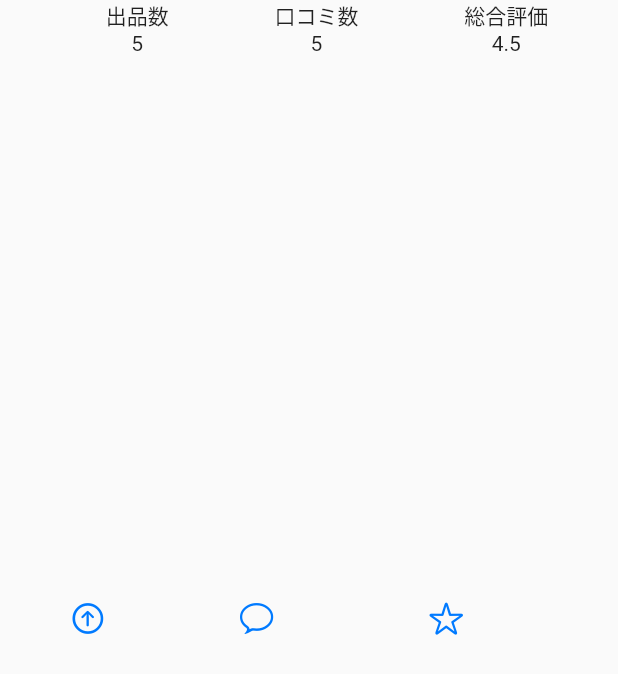
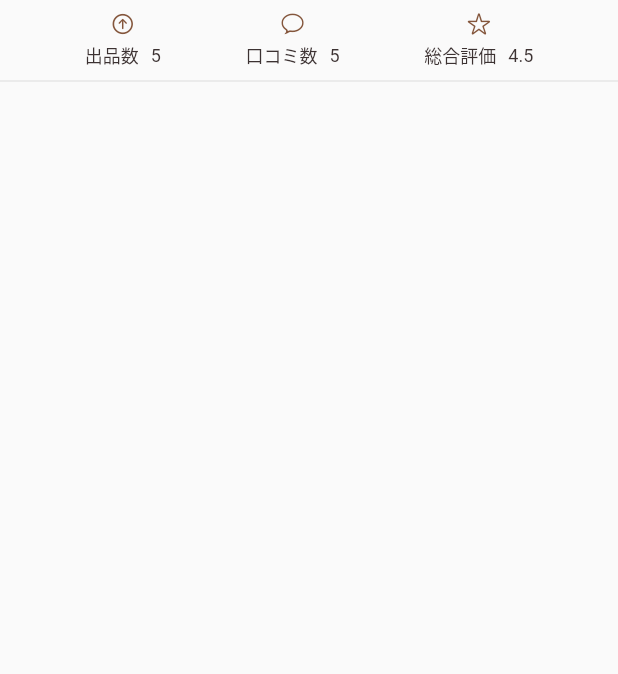
Before and after one commit to ikorn/kari-flutter, a Flutter app: the UserStat widget shown alone on an empty page, opened directly, on a phone screen of 412 x 824 dp. Shown: the top 674 px of the screen. Run offline on Flutter 3.47's test engine with Material 2 defaults, Android fonts, the phone set to English and light mode, and no system bars; our stand-ins replace carousel_slider; network calls fail.

Commit message:
feat: mix layout list view

```diff
--- a/lib/components/user_stat.dart
+++ b/lib/components/user_stat.dart
@@ -1,49 +1,49 @@
 import 'package:flutter/cupertino.dart';
+import 'package:flutter/material.dart';
+import 'package:karikore/styles/text_styles.dart';
 
 class UserStat extends StatelessWidget {
-
   @override
   Widget build(BuildContext context) {
-    return Row(
+    return Container(
+        padding: EdgeInsets.symmetric(vertical: 8),
+        child: Column(children: [
+          Row(
             mainAxisAlignment: MainAxisAlignment.spaceEvenly,
             children: [
               _UserStatItem(
                   title: "出品数",
                   value: "5",
-            icon: Icon(CupertinoIcons.arrow_up_circle)),
+                  icon: CupertinoIcons.arrow_up_circle),
               _UserStatItem(
-            title: "口コミ数",
-            value: "5",
-            icon: Icon(CupertinoIcons.chat_bubble)),
+                  title: "口コミ数", value: "5", icon: CupertinoIcons.chat_bubble),
               _UserStatItem(
-            title: "総合評価",
-            value: "4.5",
-            icon: Icon(CupertinoIcons.star)),
+                  title: "総合評価", value: "4.5", icon: CupertinoIcons.star),
             ],
-    );
+          ),
+          Divider(),
+        ]));
   }
 }
 
 class _UserStatItem extends StatelessWidget {
-
   final String title;
   final String value;
-  final Icon icon;
+  final IconData icon;
 
   _UserStatItem({required this.title, required this.value, required this.icon});
 
   @override
   Widget build(BuildContext context) {
-    return Row(
-      mainAxisAlignment: MainAxisAlignment.center,
+    return Column(
       children: [
-        this.icon,
-        Column(
-          children: [
-            Text(title),
-            Text(value),
-          ],
-        )
+        Icon(this.icon, size: 16),
+        SizedBox(height: 4),
+        Row(children: [
+          Text(title, style: TextStyles.caption),
+          SizedBox(width: 8),
+          Text(value, style: TextStyles.caption),
+        ]),
       ],
     );
   }
--- a/lib/main.dart
+++ b/lib/main.dart
@@ -1,4 +1,5 @@
 import 'package:flutter/cupertino.dart';
+import 'package:karikore/styles/colors.dart';
 import 'package:karikore/views/login.dart';
 
 void main() {
@@ -11,7 +12,7 @@ class MyApp extends StatelessWidget {
     return CupertinoApp(
       title: 'Flutter Demo',
       theme: CupertinoThemeData(
-        primaryColor: CupertinoColors.activeBlue,
+        primaryColor: KColors.earth,
       ),
       home: LoginView(title: 'Karikore'),
     );
--- /dev/null
+++ b/lib/styles/colors.dart
@@ -0,0 +1,14 @@
+import 'dart:ui';
+
+class KColors {
+  static const Color background = Color(0x00000000);
+
+  static const Color link = Color(0xFF610000);
+  static const Color title = Color(0xFF111B4D);
+  static const Color body = Color(0xFF3C3232);
+
+  static const Color mintLight = Color(0xFFD6F8E8);
+  static const Color mint = Color(0xFFABF0D1);
+  static const Color earthLight = Color(0xFFCD9866);
+  static const Color earth = Color(0xFF84563C);
+}
--- /dev/null
+++ b/lib/styles/text_styles.dart
@@ -0,0 +1,14 @@
+import 'dart:ui';
+
+import 'package:flutter/cupertino.dart';
+
+import 'colors.dart';
+
+class TextStyles {
+  static const TextStyle title =
+      TextStyle(color: KColors.title, fontSize: 16, fontWeight: FontWeight.bold);
+  static const TextStyle body =
+      TextStyle(color: KColors.body, fontSize: 14, fontWeight: FontWeight.normal);
+  static const TextStyle caption =
+      TextStyle(color: KColors.body, fontSize: 12, fontWeight: FontWeight.normal);
+}
--- a/lib/views/members/members.dart
+++ b/lib/views/members/members.dart
@@ -1,6 +1,8 @@
 import 'package:flutter/cupertino.dart';
 import 'package:karikore/views/members/home.dart';
 import 'package:karikore/views/members/search.dart';
+
+import 'account.dart';
 
 class MembersView extends StatefulWidget {
   MembersView({Key? key}) : super(key: key);
@@ -27,6 +29,7 @@ class _MembersViewState extends State<MembersView> {
         switch(index) {
           case 0: return HomeView();
           case 1: return SearchView();
+          case 2: return AccountView();
           default: return Text('');
         }
       },
```
Also changed, not shown: lib/views/members/account.dart (added, +36 -0 lines), lib/views/members/home.dart (+114 -44 lines), lib/views/members/search.dart (+6 -2 lines). Lines whose indentation alone changed are shown as unchanged.
